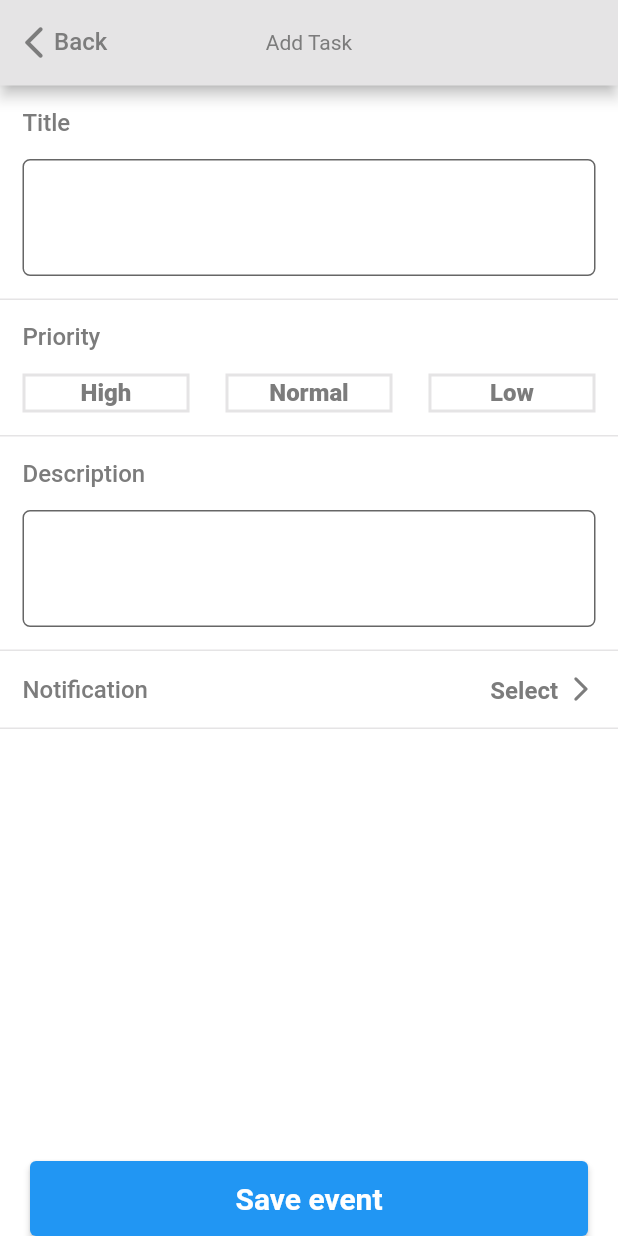
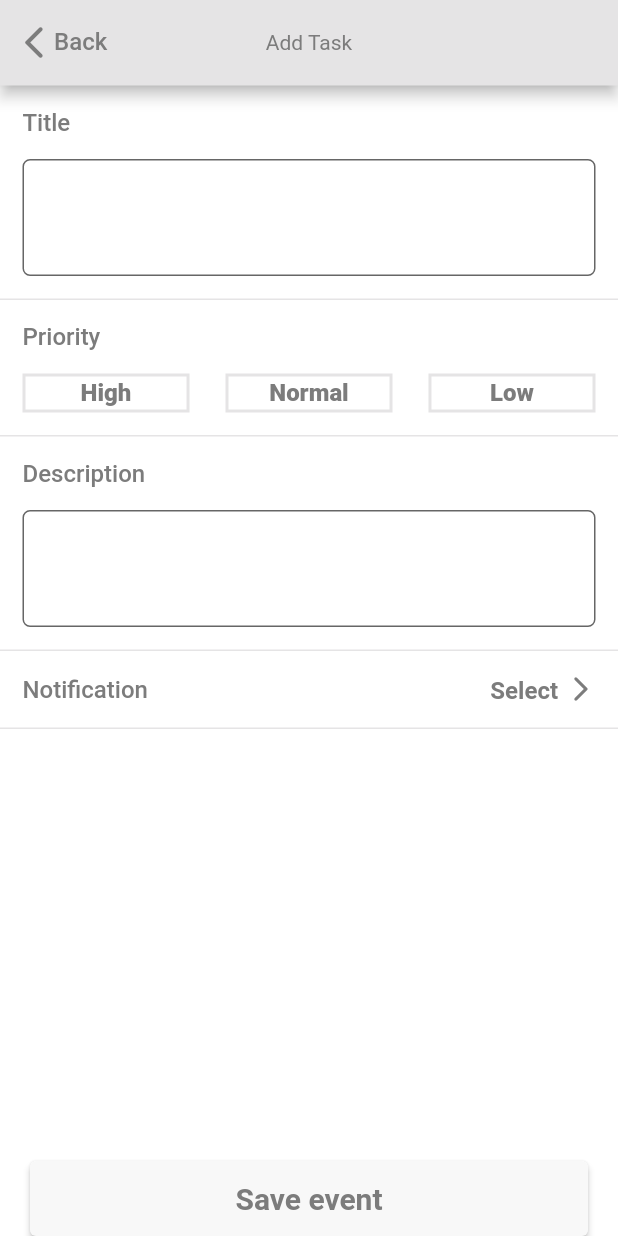
Before and after one commit to AndriiChemer/task_manager_flutter, a Flutter app: the screen it shows after launch, after a tap on the "add" icon, on a phone screen of 412 x 824 dp. Run offline on Flutter 3.47's test engine with Material 2 defaults, Android fonts, the phone set to English and light mode, and no system bars; our stand-ins replace bloc, dio, floor, flutter_bloc, rxdart, shared_preferences and 1 more; accounts and stored records are empty; generated files the repository leaves out were written again; network calls fail.

Commit message:
Added style for button

```diff
--- a/lib/core/theme/colors.dart
+++ b/lib/core/theme/colors.dart
@@ -4,6 +4,7 @@ class ColorConstants {
   static Color lightScaffoldBackgroundColor = hexToColor('#ffffff');
   static Color secondaryAppColor = hexToColor('#E5E4E5');
   static Color darkGray = hexToColor('#7C7C7C');
+  static Color buttonColorLight = hexToColor('#F8F8F8');
 }
 
 Color hexToColor(String hex) {
--- a/lib/core/theme/theme_data.dart
+++ b/lib/core/theme/theme_data.dart
@@ -6,6 +6,7 @@ import 'theme.dart';
 class ThemeConfig {
   static ThemeData createTheme({
     required Brightness brightness,
+    required Color buttonColor,
     required Color iconColor,
     required Color background,
     required Color primaryText,
@@ -23,8 +24,6 @@ class ThemeConfig {
         : Typography.whiteMountainView;
 
     return ThemeData(
-
-
       brightness: brightness,
       buttonColor: buttonBackground,
       canvasColor: background,
@@ -73,8 +72,15 @@ class ThemeConfig {
       ),
 
       errorColor: error,
+      elevatedButtonTheme: ElevatedButtonThemeData(
+        style: ElevatedButton.styleFrom(
+          primary: buttonColor,// background
+          onPrimary: iconColor,
+        )
+      ),
       buttonTheme: ButtonThemeData(
         textTheme: ButtonTextTheme.primary,
+        buttonColor: buttonColor,
         colorScheme: ColorScheme(
           brightness: brightness,
           primary: accentColor,
@@ -187,6 +193,7 @@ class ThemeConfig {
 
   static ThemeData get lightTheme => createTheme(
     iconColor: ColorConstants.darkGray,
+    buttonColor: ColorConstants.buttonColorLight,
     brightness: Brightness.light,
     background: ColorConstants.lightScaffoldBackgroundColor,
     cardBackground: ColorConstants.secondaryAppColor,
--- a/lib/ui/screens/loginregistration/login_form_page.dart
+++ b/lib/ui/screens/loginregistration/login_form_page.dart
@@ -87,6 +87,8 @@ class _LoginFormPageState extends State<LoginFormPage> {
           var isLoading = state is LoadingState;
 
           return ButtonWidget(
+            textColor: Colors.white,
+            buttonColor: Theme.of(context).iconTheme.color,
             isLoading: isLoading,
             title: context.getString("login_button"),
             onPressed: () {
--- a/lib/ui/screens/loginregistration/registration_form_page.dart
+++ b/lib/ui/screens/loginregistration/registration_form_page.dart
@@ -87,6 +87,8 @@ class _RegistrationFormPageState extends State<RegistrationFormPage> {
           var isLoading = state is LoadingState;
 
           return ButtonWidget(
+            textColor: Colors.white,
+            buttonColor: Theme.of(context).iconTheme.color,
             isLoading: isLoading,
             title: context.getString("registration_button"),
             onPressed: () {
--- a/lib/ui/widgets/button_widget.dart
+++ b/lib/ui/widgets/button_widget.dart
@@ -1,25 +1,50 @@
 import 'package:flutter/material.dart';
+import 'package:flutter_task_manager/core/theme/theme.dart';
 
 class ButtonWidget extends StatelessWidget {
 
   final String title;
   final VoidCallback? onPressed;
   final bool? isLoading;
+  final Color? textColor;
+  final Color? buttonColor;
 
-  const ButtonWidget({Key? key, this.onPressed, required this.title, this.isLoading}) : super(key: key);
+  const ButtonWidget({Key? key, this.onPressed, required this.title, this.isLoading, this.textColor, this.buttonColor}) : super(key: key);
 
   @override
   Widget build(BuildContext context) {
+    var buttonStyle = _getButtonStyle(context);
+
     return SizedBox(
       width: double.infinity,
       height: 50,
       child: ElevatedButton(
-          onPressed: onPressed,
-          child: isLoading ?? false ? CircularProgressIndicator(color: Colors.white,) : Text(
-            title,
-            style: TextStyle(fontSize: 20),
-          )
+        style: buttonStyle,
+        onPressed: onPressed,
+        child: isLoading ?? false ? CircularProgressIndicator(color: Colors.white,) : Text(
+          title,
+          style: TextStyle(fontSize: 20),
+        )
       ),
     );
   }
+
+  ButtonStyle? _getButtonStyle(BuildContext context) {
+    if(textColor == null && buttonColor == null) {
+      return Theme.of(context).elevatedButtonTheme.style;
+    } else if(textColor != null && buttonColor != null) {
+      return ElevatedButton.styleFrom(
+        primary: buttonColor,
+        onPrimary: textColor,
+      );
+    } else if(buttonColor != null) {
+      return ElevatedButton.styleFrom(
+        primary: buttonColor,
+      );
+    } else if(textColor != null) {
+      return ElevatedButton.styleFrom(
+        onPrimary: textColor,
+      );
+    }
+  }
 }
```
